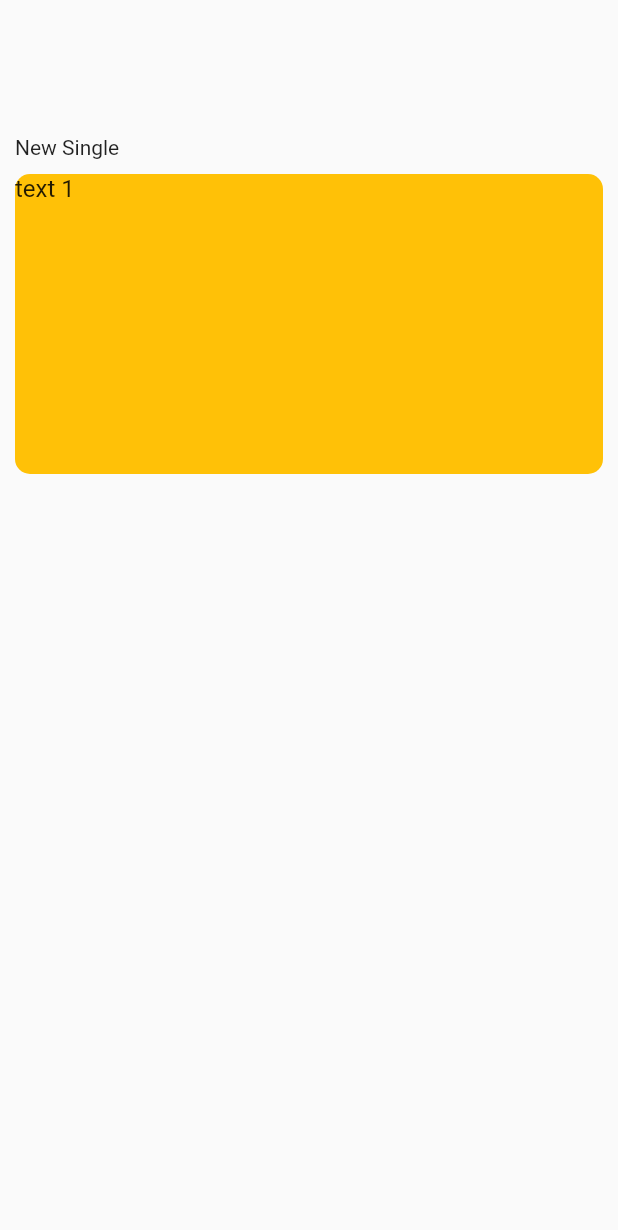
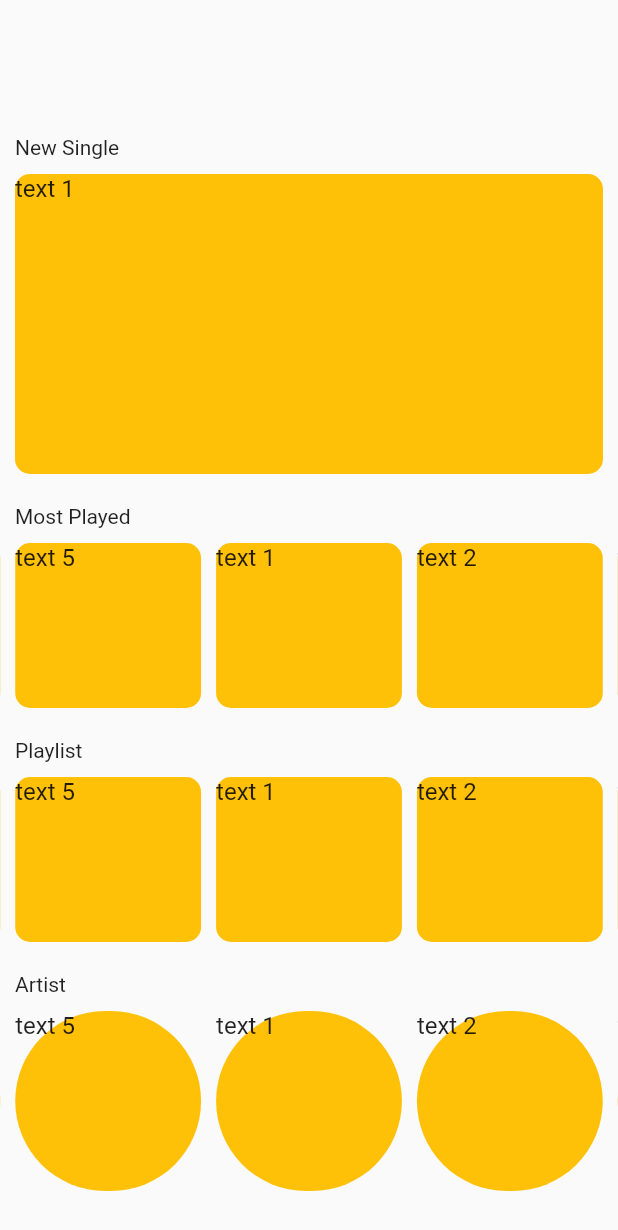
Before and after one commit to villarJM/muix_player, a Flutter app: the screen it shows after launch, on a phone screen of 412 x 824 dp. Shown: the top 1230 px of the screen. Run offline on Flutter 3.47's test engine with Material 2 defaults, Android fonts, the phone set to English and light mode, and no system bars; drawn by our look-alikes of carousel_slider.

Commit message:
implementation carousel most played, playlist and artist

```diff
--- a/lib/presentation/screen/dashboard/dashboard_player.dart
+++ b/lib/presentation/screen/dashboard/dashboard_player.dart
@@ -10,18 +10,32 @@ class DashboardPlayer extends StatelessWidget {
       body: SingleChildScrollView(
         child: Column(
           children: [
-            SizedBox(
-              width: double.infinity,
-              child: Padding(
-                  padding: EdgeInsets.fromLTRB(10, 90, 0, 0),
-                  child: Text(
-                    'New Single',
-                    textAlign: TextAlign.left,
-                  )),
-            ),
-            // Card New Single Music
+            // Title Carousel
+            _TitleCarousel(left: 10, top: 90, title: 'New Single',),
+            // Carousel Card New Single Music
             SizedBox(height: 10,),
-            CarouselCardNewMusic()
+            CarouselCardNewMusic(height: 200.0, viewportFraction: 1.0, isEnLargeCenterPage: true, marginHorizontal: 10.0, borderRadio: 10.0,),
+
+            SizedBox(height: 20,),
+            // Title Carousel
+            _TitleCarousel(left: 10, top: 0, title: 'Most Played',),
+            // Carousel Card Most Played
+            SizedBox(height: 10,),
+            CarouselCardNewMusic(height: 110.0, viewportFraction: 0.325, isEnLargeCenterPage: false, marginHorizontal: 5.0, borderRadio: 10.0,),
+
+            SizedBox(height: 20,),
+            // Title Carousel
+            _TitleCarousel(left: 10, top: 0, title: 'Playlist',),
+            // Carousel Card Playlist
+            SizedBox(height: 10,),
+            CarouselCardNewMusic(height: 110.0, viewportFraction: 0.325, isEnLargeCenterPage: false, marginHorizontal: 5.0, borderRadio: 10.0,),
+
+            SizedBox(height: 20,),
+            // Title Carousel
+            _TitleCarousel(left: 10, top: 0, title: 'Artist',),
+            // Carousel Card Playlist
+            SizedBox(height: 10,),
+            CarouselCardNewMusic(height: 120.0, viewportFraction: 0.325, isEnLargeCenterPage: false, marginHorizontal: 5.0, borderRadio: 60.0,)
           ],
         ),
       ),
@@ -29,26 +43,64 @@ class DashboardPlayer extends StatelessWidget {
   }
 }
 
+class _TitleCarousel extends StatelessWidget {
+
+  final double left;
+  final double top;
+  final String title;
+
+  const _TitleCarousel({
+    required this.left,
+    required this.top,
+    required this.title,
+  });
+
+  @override
+  Widget build(BuildContext context) {
+    return SizedBox(
+      width: double.infinity,
+      child: Padding(
+          padding: EdgeInsets.fromLTRB(left, top, 0, 0),
+          child: Text(
+            title,
+            textAlign: TextAlign.left,
+          )),
+    );
+  }
+}
+
 class CarouselCardNewMusic extends StatelessWidget {
+
+  final double height;
+  final double viewportFraction;
+  final bool isEnLargeCenterPage;
+  final double marginHorizontal;
+  final double borderRadio;
+
   const CarouselCardNewMusic({
     super.key,
+    required this.height,
+    required this.viewportFraction,
+    required this.isEnLargeCenterPage,
+    required this.marginHorizontal,
+    required this.borderRadio
   });
 
   @override
   Widget build(BuildContext context) {
     return CarouselSlider(
       options: CarouselOptions(
-        height: 200.0,
-        enlargeCenterPage: true,
-        viewportFraction: 1.0
+        height: height,
+        enlargeCenterPage: isEnLargeCenterPage,
+        viewportFraction: viewportFraction
       ),
       items: [1, 2, 3, 4, 5].map((i) {
         return Builder(
           builder: (BuildContext context) {
             return Container(
                 width: MediaQuery.of(context).size.width,
-                margin: const EdgeInsets.symmetric(horizontal: 10.0),
-                decoration: BoxDecoration(color: Colors.amber,borderRadius: BorderRadius.circular(10)),
+                margin: EdgeInsets.symmetric(horizontal: marginHorizontal),
+                decoration: BoxDecoration(color: Colors.amber,borderRadius: BorderRadius.circular(borderRadio)),
                 child: Text(
                   'text $i',
                   style: const TextStyle(fontSize: 16.0),
```
